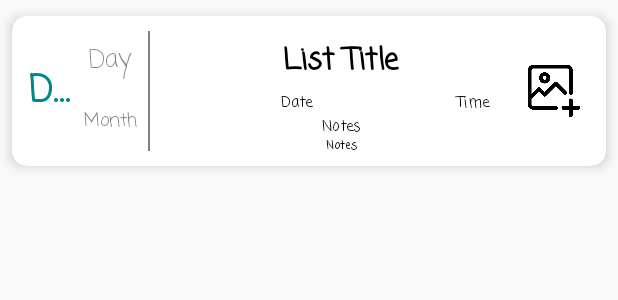
After one commit to dd0167/BetaVersion, an Android app: the layout custom_listview_layout_tasks.xml on its own in the app's theme, with its tools: preview values and no code run, on a phone screen of 412 x 824 dp. The commit adds this screen. Shown: the top 300 px of the screen. Run offline under Robolectric (Android 15) with nearby library versions, the phone set to English and light mode, and no system bars; Roboto replaces fonts that are not available here.

Commit message:
27/01/2022 - 10:00 update TasksActivity

```diff
--- a/app/src/main/java/com/example/betaversion/CustomListAdapter.java
+++ b/app/src/main/java/com/example/betaversion/CustomTaskAdapter.java
@@ -1,12 +1,19 @@
 package com.example.betaversion;
 
 import android.content.Context;
+import android.graphics.Color;
+import android.graphics.drawable.ColorDrawable;
+import android.graphics.drawable.Drawable;
+import android.net.Uri;
 import android.view.LayoutInflater;
 import android.view.View;
 import android.view.ViewGroup;
 import android.widget.BaseAdapter;
+import android.widget.ImageView;
 import android.widget.TextView;
 import android.widget.Toast;
+
+import org.w3c.dom.Text;
 
 import java.text.ParseException;
 import java.text.SimpleDateFormat;
@@ -15,18 +22,18 @@ import java.util.Date;
 import java.util.Locale;
 
 
-public class CustomListAdapter extends BaseAdapter{
+public class CustomTaskAdapter extends BaseAdapter{
     Context context;
-    ArrayList<String> lists;
+    ArrayList<String> tasks;
     LayoutInflater inflter;
-    ArrayList<List> user_values;
+    ArrayList<Task> task_values;
     SimpleDateFormat inputDateFormat = new SimpleDateFormat("dd-M-yyyy", Locale.US);
     SimpleDateFormat dateFormat = new SimpleDateFormat("EE dd MMM yyyy", Locale.US);
 
-    public CustomListAdapter(Context applicationContext, ArrayList<String> lists, ArrayList<List> user_values) {
+    public CustomTaskAdapter(Context applicationContext, ArrayList<String> tasks, ArrayList<Task> task_values) {
         this.context = applicationContext;
-        this.lists = lists;
-        this.user_values=user_values;
+        this.tasks = tasks;
+        this.task_values=task_values;
         inflter = (LayoutInflater.from(applicationContext));
     }
 
@@ -34,7 +41,7 @@ public class CustomListAdapter extends BaseAdapter{
 
     @Override
     public int getCount() {
-        return lists.size();
+        return tasks.size();
     }
 
     @Override
@@ -50,19 +57,33 @@ public class CustomListAdapter extends BaseAdapter{
     @Override
     public View getView(int i, View view, ViewGroup viewGroup) {
 
-        view = inflter.inflate(R.layout.custom_listview_layout_lists, null);
+        view = inflter.inflate(R.layout.custom_listview_layout_tasks, null);
         TextView title = (TextView) view.findViewById(R.id.item_title);
+        ImageView iv_task_image=(ImageView) view.findViewById(R.id.iv_task_image);
+        TextView tv_time_of_the_task=(TextView) view.findViewById(R.id.tv_time_of_the_task);
+        TextView tv_task_completion_date=(TextView) view.findViewById(R.id.tv_task_completion_date);
+        TextView tv_task_notes=(TextView) view.findViewById(R.id.tv_task_notes);
+        TextView tv_task_address=(TextView) view.findViewById(R.id.tv_task_address);
+        View task_color_view=(View) view.findViewById(R.id.task_color_view);
 
         TextView tv_day = (TextView) view.findViewById(R.id.ca_tv_day);
         TextView tv_month = (TextView) view.findViewById(R.id.ca_tv_month);
         TextView tv_date = (TextView) view.findViewById(R.id.ca_tv_date);
-        String get_date = user_values.get(i).getListCreationDate();
+        String get_date = task_values.get(i).getTaskCreationDate();
         String[] date=convert_date(get_date);
         tv_day.setText(date[0]);
         tv_date.setText(date[1]);
         tv_month.setText(date[2]);
 
-        title.setText(lists.get(i));
+        title.setText(tasks.get(i));
+        iv_task_image.setImageURI(Uri.parse(task_values.get(i).getTaskPictureUid()));
+        tv_time_of_the_task.setText("Time: "+task_values.get(i).getTaskHour());
+        tv_task_completion_date.setText("Date: "+task_values.get(i).getTaskDay());
+        tv_task_notes.setText("Notes: "+task_values.get(i).getTaskNotes());
+        tv_task_address.setText("Address: "+task_values.get(i).getTaskAddress());
+        String color=task_values.get(i).getTaskColor();
+        task_color_view.setBackgroundColor(Color.parseColor(color));
+
         return view;
     }
 
--- a/app/src/main/java/com/example/betaversion/TasksActivity.java
+++ b/app/src/main/java/com/example/betaversion/TasksActivity.java
@@ -172,8 +172,10 @@ public class TasksActivity extends AppCompatActivity implements AdapterView.OnIt
                     String taskName = task.getTaskName();
                     tasks_array.add(taskName);
                 }
-                ArrayAdapter<String> adp = new ArrayAdapter<String>(TasksActivity.this, R.layout.support_simple_spinner_dropdown_item, tasks_array);
-                tasks_listview.setAdapter(adp);
+                CustomTaskAdapter customadp = new CustomTaskAdapter(TasksActivity.this,
+                        tasks_array,tasks_values);
+                tasks_listview.setAdapter(customadp);
+
                 tv_tasks_amount.setText("You have "+ tasks_array.size()+ " tasks");
             }
             @Override
@@ -287,12 +289,24 @@ public class TasksActivity extends AppCompatActivity implements AdapterView.OnIt
     }
 
     public void set_date_and_time(View view) {
+        select_date();
+    }
+
+    public void select_date()
+    {
         DatePickerDialog datePickerDialog = new DatePickerDialog(TasksActivity.this, new DatePickerDialog.OnDateSetListener() {
             @Override
             public void onDateSet(DatePicker view, int year, int month, int dayOfMonth) {
                 month=month+1;
                 date=dayOfMonth+"-"+month+"-"+year;
+                select_time();
+            }
+        },year,month,day);
+        datePickerDialog.show();
+    }
 
+    public void select_time()
+    {
         TimePickerDialog.OnTimeSetListener timeSetListener=new TimePickerDialog.OnTimeSetListener() {
             @Override
             public void onTimeSet(TimePicker view, int hourOfDay, int minute) {
@@ -311,9 +325,6 @@ public class TasksActivity extends AppCompatActivity implements AdapterView.OnIt
         };
 
         new TimePickerDialog(TasksActivity.this,timeSetListener,calendar.get(Calendar.HOUR_OF_DAY),calendar.get(Calendar.MINUTE),false).show();
-            }
-        },year,month,day);
-        datePickerDialog.show();
     }
 
     public void add_image(View view) {
@@ -349,6 +360,10 @@ public class TasksActivity extends AppCompatActivity implements AdapterView.OnIt
         });
         AlertDialog ad= adb.create();
         ad.show();
+    }
+
+    public void change_task_image(View view) {
+        Toast.makeText(this, "hi", Toast.LENGTH_SHORT).show();
     }
 
     @Override
--- /dev/null
+++ b/app/src/main/res/layout/custom_listview_layout_tasks.xml
@@ -0,0 +1,196 @@
+<?xml version="1.0" encoding="utf-8"?>
+<androidx.cardview.widget.CardView xmlns:android="http://schemas.android.com/apk/res/android"
+    xmlns:app="http://schemas.android.com/apk/res-auto"
+    xmlns:tools="http://schemas.android.com/tools"
+    android:layout_width="match_parent"
+    android:layout_height="wrap_content"
+    app:cardCornerRadius="10dp"
+    app:cardElevation="5dp"
+    app:cardUseCompatPadding="true"
+    app:contentPadding="10dp">
+
+    <LinearLayout
+        android:layout_width="match_parent"
+        android:layout_height="80dp"
+        android:orientation="horizontal">
+
+        <LinearLayout
+            android:layout_width="wrap_content"
+            android:layout_height="match_parent"
+            android:orientation="horizontal">
+
+            <TextView
+                android:id="@+id/ca_tv_date"
+                android:layout_width="30dp"
+                android:layout_height="match_parent"
+                android:layout_gravity="center"
+                android:layout_weight="20"
+                android:fontFamily="casual"
+                android:gravity="center"
+                android:singleLine="true"
+                android:text="Date"
+                android:textColor="@color/teal_700"
+                android:textSize="24sp"
+                android:textStyle="bold" />
+        </LinearLayout>
+
+        <LinearLayout
+            android:layout_width="40dp"
+            android:layout_height="match_parent"
+            android:layout_marginLeft="5dp"
+            android:layout_marginRight="5dp"
+            android:orientation="vertical">
+
+            <TextView
+                android:id="@+id/ca_tv_day"
+                android:layout_width="match_parent"
+                android:layout_height="match_parent"
+                android:layout_gravity="center"
+                android:layout_weight="20"
+                android:alpha="0.5"
+                android:fontFamily="casual"
+                android:gravity="center"
+                android:singleLine="true"
+                android:text="Day"
+                android:textColor="@color/black"
+                android:textSize="16sp" />
+
+            <TextView
+                android:id="@+id/ca_tv_month"
+                android:layout_width="match_parent"
+                android:layout_height="match_parent"
+                android:layout_gravity="center"
+                android:layout_weight="20"
+                android:alpha="0.5"
+                android:fontFamily="casual"
+                android:gravity="center"
+                android:singleLine="true"
+                android:text="Month"
+                android:textColor="@color/black"
+                android:textSize="12sp" />
+
+        </LinearLayout>
+
+        <View
+            android:id="@+id/task_color_view"
+            android:layout_width="1dp"
+            android:layout_height="match_parent"
+            android:alpha="0.5"
+            android:background="@color/black" />
+
+        <LinearLayout
+            android:layout_width="match_parent"
+            android:layout_height="match_parent"
+            android:layout_gravity="center"
+            android:layout_marginLeft="10dp"
+            android:layout_weight="0.2"
+            android:orientation="vertical">
+
+            <LinearLayout
+                android:layout_width="match_parent"
+                android:layout_height="match_parent"
+                android:orientation="horizontal">
+
+                <LinearLayout
+                    android:layout_width="wrap_content"
+                    android:layout_height="match_parent"
+                    android:orientation="vertical">
+
+                    <TextView
+                        android:id="@+id/item_title"
+                        android:layout_width="235dp"
+                        android:layout_height="40dp"
+                        android:fontFamily="casual"
+                        android:gravity="center"
+                        android:singleLine="true"
+                        android:text="List Title"
+                        android:textColor="@color/black"
+                        android:textSize="20sp"
+                        android:textStyle="bold" />
+
+                    <LinearLayout
+                        android:layout_width="match_parent"
+                        android:layout_height="match_parent"
+                        android:orientation="vertical">
+
+                        <LinearLayout
+                            android:layout_width="match_parent"
+                            android:layout_height="wrap_content"
+                            android:orientation="horizontal">
+
+                            <TextView
+                                android:id="@+id/tv_task_completion_date"
+                                android:layout_width="wrap_content"
+                                android:layout_height="wrap_content"
+                                android:layout_weight="80"
+                                android:fontFamily="casual"
+                                android:gravity="center"
+                                android:singleLine="true"
+                                android:text="Date"
+                                android:textColor="@color/black"
+                                android:textSize="10sp" />
+
+                            <TextView
+                                android:id="@+id/tv_time_of_the_task"
+                                android:layout_width="wrap_content"
+                                android:layout_height="wrap_content"
+                                android:layout_weight="20"
+                                android:fontFamily="casual"
+                                android:gravity="center"
+                                android:singleLine="true"
+                                android:text="Time"
+                                android:textColor="@color/black"
+                                android:textSize="10sp" />
+
+                        </LinearLayout>
+
+                        <TextView
+                            android:id="@+id/tv_task_address"
+                            android:layout_width="match_parent"
+                            android:layout_height="wrap_content"
+                            android:layout_weight="20"
+                            android:fontFamily="casual"
+                            android:singleLine="true"
+                            android:text="Notes"
+                            android:textColor="@color/black"
+                            android:textSize="10sp"
+                            android:gravity="center"/>
+
+                        <TextView
+                            android:id="@+id/tv_task_notes"
+                            android:layout_width="match_parent"
+                            android:layout_height="wrap_content"
+                            android:layout_weight="20"
+                            android:fontFamily="casual"
+                            android:singleLine="true"
+                            android:text="Notes"
+                            android:textColor="@color/black"
+                            android:textSize="8sp"
+                            android:gravity="center"/>
+
+                    </LinearLayout>
+
+                </LinearLayout>
+
+                <LinearLayout
+                    android:layout_width="match_parent"
+                    android:layout_height="match_parent"
+                    android:gravity="center"
+                    android:orientation="vertical">
+
+                    <ImageView
+                        android:id="@+id/iv_task_image"
+                        android:layout_width="40dp"
+                        android:layout_height="40dp"
+                        android:layout_gravity="center"
+                        android:background="@drawable/add_image_icon"
+                        tools:ignore="SpeakableTextPresentCheck"
+                        android:onClick="change_task_image"/>
+                </LinearLayout>
+
+            </LinearLayout>
+
+        </LinearLayout>
+
+    </LinearLayout>
+</androidx.cardview.widget.CardView>
```
Lines whose indentation alone changed are shown as unchanged.
